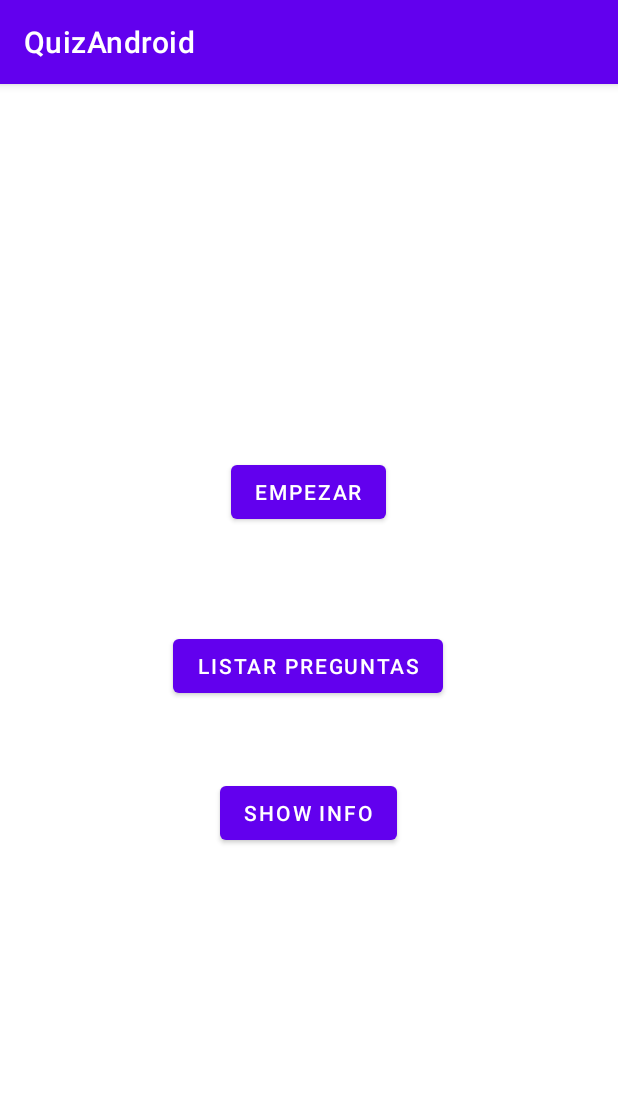
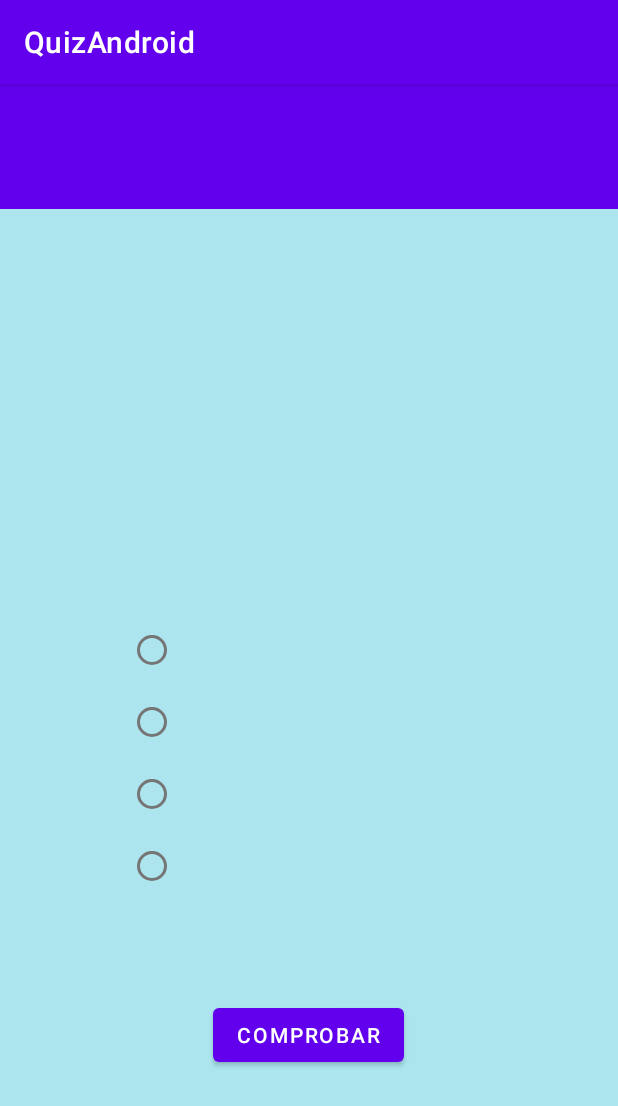
Before and after one commit to Ivanchi990/QuizzApp, an Android app: the screen it shows after launch (MainActivity before the commit, EmpezarQuizz after it), after a tap on "EMPEZAR", on a phone screen of 412 x 824 dp. Shown: the top 1106 px of the screen. Run offline under Robolectric (Android 15) with nearby library versions, the phone set to English and light mode, and no system bars.

Commit message:
cOMMIT VYEBI

```diff
--- /dev/null
+++ b/app/src/main/java/com/example/quizandroid/EmpezarQuizz.kt
@@ -0,0 +1,34 @@
+package com.example.quizandroid
+
+import androidx.appcompat.app.AppCompatActivity
+import android.os.Bundle
+import android.widget.Button
+import androidx.activity.viewModels
+import androidx.lifecycle.Observer
+import com.example.quizandroid.Fragments.MarcadorViewModel
+import com.example.quizandroid.SQLiteBD.MiBDOpenHelper
+import com.example.quizandroid.databinding.ActivityEmpezarQuizzBinding
+
+class EmpezarQuizz : AppCompatActivity()
+{
+    private lateinit var binding: ActivityEmpezarQuizzBinding
+    private val marcadorViewModel: MarcadorViewModel by viewModels()
+
+    override fun onCreate(savedInstanceState: Bundle?)
+    {
+        super.onCreate(savedInstanceState)
+        binding = ActivityEmpezarQuizzBinding.inflate(layoutInflater)
+        setContentView(binding.root)
+
+        val base = MiBDOpenHelper(this, null)
+        var cursor = base.obtenerPreguntas()
+
+        marcadorViewModel.setPreguntas(cursor.count)
+
+        val nameObserver = Observer<Int>{ valor ->
+            binding.mostrarPuntos?.setText(valor.toString())
+        }
+
+        marcadorViewModel.getMarcador().observe(this, nameObserver)
+    }
+}
--- /dev/null
+++ b/app/src/main/java/com/example/quizandroid/Fragments/FragmentPreguntas.kt
@@ -0,0 +1,45 @@
+package com.example.quizandroid.Fragments
+
+import android.os.Bundle
+import androidx.fragment.app.Fragment
+import android.view.LayoutInflater
+import android.view.View
+import android.view.ViewGroup
+import android.widget.Toast
+import androidx.fragment.app.activityViewModels
+import com.example.quizandroid.R
+import com.example.quizandroid.databinding.ActivityEmpezarQuizzBinding
+import com.example.quizandroid.databinding.FragmentPreguntasBinding
+
+class FragmentPreguntas : Fragment()
+{
+    private val marcadorViewModel: MarcadorViewModel by activityViewModels()
+    private lateinit var binding: FragmentPreguntasBinding
+
+    override fun onCreate(savedInstanceState: Bundle?)
+    {
+        super.onCreate(savedInstanceState)
+    }
+
+    override fun onCreateView(inflater: LayoutInflater, container: ViewGroup?,
+                    savedInstanceState: Bundle?): View?
+    {
+        val frag = FragmentPreguntasBinding.inflate(inflater, container, false)
+        binding = frag
+
+        binding.comprobarRes.setOnClickListener()
+        {
+            compronbarRespuesta()
+        }
+
+        return frag.root
+    }
+
+    fun compronbarRespuesta()
+    {
+        if(binding.radio.getCheckedRadioButtonId() == -1)
+        {
+            //binding.Toast.makeText(this, "Tienes que seleccionar una opción", Toast.LENGTH_SHORT).show
+        }
+    }
+}
--- /dev/null
+++ b/app/src/main/java/com/example/quizandroid/Fragments/MarcadorViewModel.kt
@@ -0,0 +1,46 @@
+package com.example.quizandroid.Fragments
+
+import androidx.lifecycle.MutableLiveData
+import androidx.lifecycle.ViewModel
+import com.example.quizandroid.SQLiteBD.MiBDOpenHelper
+
+class MarcadorViewModel: ViewModel()
+{
+    private var marcador: MutableLiveData<Int>
+    private var preguntaActual = 1
+    private var totalPreguntas: Int = 0
+
+    init
+    {
+        marcador = MutableLiveData<Int>()
+    }
+
+    fun setPreguntas(num: Int)
+    {
+        totalPreguntas = num
+    }
+
+    fun getPreguntas(): Int
+    {
+        return totalPreguntas
+    }
+
+    fun getMarcador(): MutableLiveData<Int>
+    {
+        if (marcador == null)
+        {
+
+        }
+        return marcador
+    }
+
+    fun setPreguntaActual()
+    {
+        preguntaActual += 1
+    }
+
+    fun getPreguntaActual(): Int
+    {
+        return preguntaActual
+    }
+}
--- a/app/src/main/java/com/example/quizandroid/MainActivity.kt
+++ b/app/src/main/java/com/example/quizandroid/MainActivity.kt
@@ -18,7 +18,9 @@ class MainActivity : AppCompatActivity()
 
     fun empezar(view: View)
     {
+        intent = Intent(this, EmpezarQuizz::class.java)
 
+        startActivity(intent)
     }
 
     fun listarPreguntas(view: View)
--- a/app/src/main/java/com/example/quizandroid/SQLiteBD/MiBDOpenHelper.kt
+++ b/app/src/main/java/com/example/quizandroid/SQLiteBD/MiBDOpenHelper.kt
@@ -68,13 +68,9 @@ class MiBDOpenHelper(contex: Context, factory: SQLiteDatabase.CursorFactory?) :
         val data = ContentValues()
         data.put(COLUMNA_TEXTO,textoPregunta)
 
-        val data1 = ContentValues()
         data.put(COLUMNA_RES1,res1)
-        val data2 = ContentValues()
         data.put(COLUMNA_RES2,res2)
-        val data3 = ContentValues()
         data.put(COLUMNA_RES3,res3)
-        val data4 = ContentValues()
         data.put(COLUMNA_RES4,res4)
 
         val db= this.writableDatabase
--- a/app/src/main/res/layout/activity_crear_pregunta.xml
+++ b/app/src/main/res/layout/activity_crear_pregunta.xml
@@ -25,7 +25,7 @@
         android:layout_height="wrap_content"
         android:layout_marginTop="8dp"
         android:layout_marginEnd="8dp"
-        android:text="Respuesta 4:"
+        android:text="Respuesta correcta:"
         app:layout_constraintEnd_toStartOf="@+id/getRes4"
         app:layout_constraintTop_toBottomOf="@+id/textRes3" />
 
--- /dev/null
+++ b/app/src/main/res/layout/activity_empezar_quizz.xml
@@ -0,0 +1,33 @@
+<?xml version="1.0" encoding="utf-8"?>
+<androidx.constraintlayout.widget.ConstraintLayout xmlns:android="http://schemas.android.com/apk/res/android"
+    xmlns:app="http://schemas.android.com/apk/res-auto"
+    xmlns:tools="http://schemas.android.com/tools"
+    android:layout_width="match_parent"
+    android:layout_height="match_parent"
+    android:background="@color/purple_500"
+    tools:context=".EmpezarQuizz">
+
+    <TextView
+        android:id="@+id/mostrarPuntos"
+        android:layout_width="wrap_content"
+        android:layout_height="wrap_content"
+        android:layout_marginStart="130dp"
+        android:layout_marginTop="16dp"
+        android:layout_marginEnd="107dp"
+        android:textSize="75px"
+        app:layout_constraintEnd_toEndOf="parent"
+        app:layout_constraintStart_toStartOf="parent"
+        app:layout_constraintTop_toTopOf="parent"
+        tools:text="Puntuación: 0" />
+
+    <androidx.fragment.app.FragmentContainerView
+        android:id="@+id/fragmentContainerView"
+        android:name="com.example.quizandroid.Fragments.FragmentPreguntas"
+        android:layout_width="wrap_content"
+        android:layout_height="0dp"
+        app:layout_constraintBottom_toBottomOf="parent"
+        app:layout_constraintEnd_toEndOf="parent"
+        app:layout_constraintStart_toStartOf="parent"
+        app:layout_constraintTop_toBottomOf="@+id/mostrarPuntos"
+        tools:layout="@layout/fragment_preguntas" />
+</androidx.constraintlayout.widget.ConstraintLayout>
--- /dev/null
+++ b/app/src/main/res/layout/fragment_preguntas.xml
@@ -0,0 +1,71 @@
+<?xml version="1.0" encoding="utf-8"?>
+<androidx.constraintlayout.widget.ConstraintLayout xmlns:android="http://schemas.android.com/apk/res/android"
+    xmlns:app="http://schemas.android.com/apk/res-auto"
+    xmlns:tools="http://schemas.android.com/tools"
+    android:layout_width="match_parent"
+    android:layout_height="match_parent"
+    android:background="#ace5ee"
+    tools:context=".Fragments.FragmentPreguntas">
+
+    <TextView
+        android:id="@+id/textoPreguntas"
+        android:layout_width="wrap_content"
+        android:layout_height="wrap_content"
+        android:layout_marginStart="73dp"
+        android:layout_marginTop="105dp"
+        android:layout_marginEnd="74dp"
+        android:textSize="111px"
+        app:layout_constraintEnd_toEndOf="parent"
+        app:layout_constraintStart_toStartOf="parent"
+        app:layout_constraintTop_toTopOf="parent"
+        tools:text="¿Que hora es?" />
+
+    <Button
+        android:id="@+id/comprobarRes"
+        android:layout_width="wrap_content"
+        android:layout_height="wrap_content"
+        android:layout_marginStart="158dp"
+        android:layout_marginEnd="159dp"
+        android:layout_marginBottom="110dp"
+        android:text="Comprobar"
+        app:layout_constraintBottom_toBottomOf="parent"
+        app:layout_constraintEnd_toEndOf="parent"
+        app:layout_constraintStart_toStartOf="parent" />
+
+    <RadioGroup
+        android:id="@+id/radio"
+        android:layout_width="wrap_content"
+        android:layout_height="wrap_content"
+        android:layout_marginStart="54dp"
+        android:layout_marginEnd="248dp"
+        app:layout_constraintBottom_toTopOf="@+id/comprobarRes"
+        app:layout_constraintEnd_toEndOf="parent"
+        app:layout_constraintStart_toStartOf="parent"
+        app:layout_constraintTop_toBottomOf="@+id/textoPreguntas">
+
+        <RadioButton
+            android:id="@+id/res1"
+            android:layout_width="wrap_content"
+            android:layout_height="wrap_content"
+            tools:text="Pues si tio" />
+
+        <RadioButton
+            android:id="@+id/res2"
+            android:layout_width="wrap_content"
+            android:layout_height="wrap_content"
+            tools:text="Pues tio" />
+
+        <RadioButton
+            android:id="@+id/res3"
+            android:layout_width="wrap_content"
+            android:layout_height="wrap_content"
+            tools:text="si tio" />
+
+        <RadioButton
+            android:id="@+id/res4"
+            android:layout_width="wrap_content"
+            android:layout_height="wrap_content"
+            tools:text="Pues no tio" />
+    </RadioGroup>
+
+</androidx.constraintlayout.widget.ConstraintLayout>
--- a/app/src/main/res/values/strings.xml
+++ b/app/src/main/res/values/strings.xml
@@ -1,3 +1,5 @@
 <resources>
     <string name="app_name">QuizAndroid</string>
+    <!-- TODO: Remove or change this placeholder text -->
+    <string name="hello_blank_fragment">Hello blank fragment</string>
 </resources>
```
Also changed, not shown: app/src/main/AndroidManifest.xml (+7 -0 lines), app/src/main/java/com/example/quizandroid/Fragments/FragmentSolucion.kt (added, +24 -0 lines), app/src/main/res/layout/fragment_solucion.xml (added, +44 -0 lines), app/src/main/res/layout/item_pregunta.xml (+5 -4 lines), app/src/main/res/drawable-xxxhdpi/monofeliz.jpg (added), app/src/main/res/drawable-xxxhdpi/monotriste.jpeg (added).
